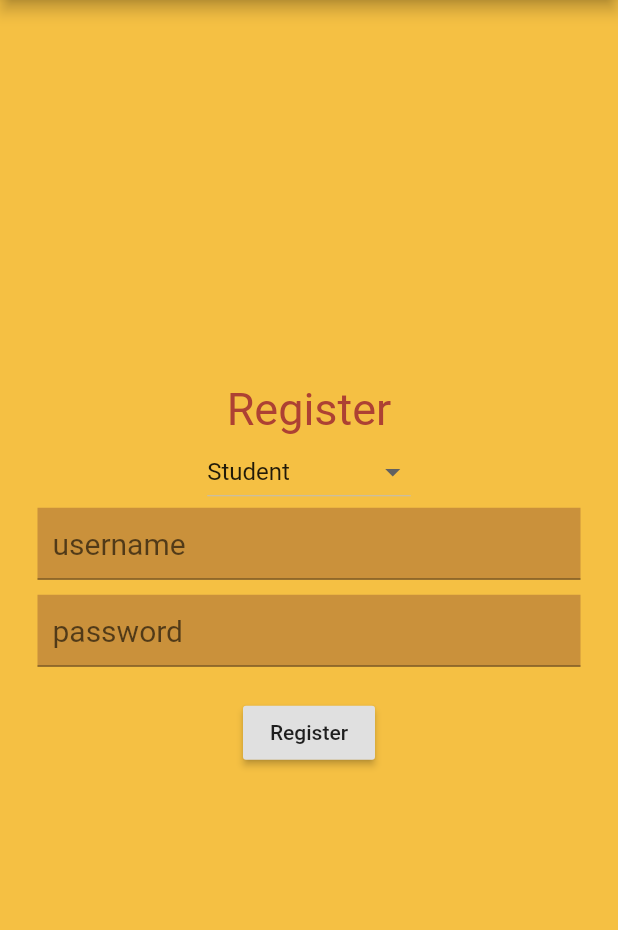
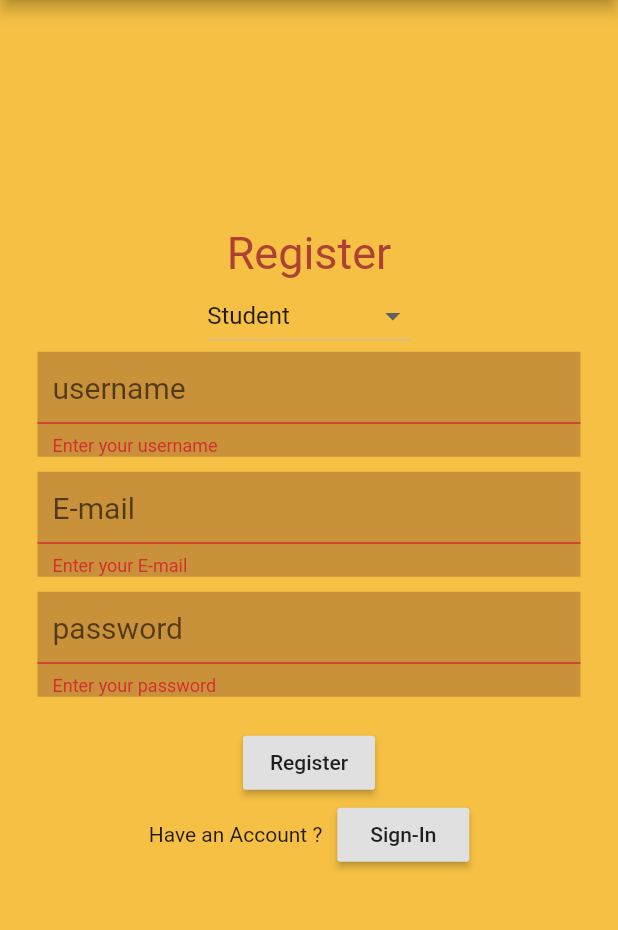
Before and after one commit to adib26/gp, a Flutter app: the register screen opened directly, after a tap on "Register", on a phone screen of 412 x 824 dp, the part 84-1014 px from its top. Run offline on Flutter 3.47's test engine with Material 2 defaults, Android fonts, the phone set to English and light mode, and no system bars; our stand-ins replace firebase_auth; accounts and stored records are empty; Roboto replaces fonts that are missing (Galada).

Commit message:
register backend

```diff
--- a/lib/authintication/register.dart
+++ b/lib/authintication/register.dart
@@ -1,14 +1,26 @@
 import 'package:flutter/material.dart';
+import 'package:gpprojectv01/services/auth.dart';
 
 // register ui
 
 class register extends StatefulWidget {
+  final Function toogleview;
+
+  register({this.toogleview});
+
   @override
   _registerState createState() => _registerState();
 }
 
 class _registerState extends State<register> {
+  final authService _auth = authService();
+  final _formkey = GlobalKey<FormState>();
+
   String dropdownValue = 'Student';
+  String email;
+  String password;
+  String username;
+  String error = '';
   @override
   Widget build(BuildContext context) {
     return Scaffold(
@@ -21,7 +33,12 @@ class _registerState extends State<register> {
         backgroundColor: Color.fromRGBO(77, 69, 87, 1),
       ),
       body: Center(
-        child: Column(
+        child: Form(
+          key: _formkey,
+          child: ListView(
+            shrinkWrap: true,
+            children: <Widget>[
+              Column(
                 mainAxisAlignment: MainAxisAlignment.center,
                 children: <Widget>[
                   Text(
@@ -52,26 +69,96 @@ class _registerState extends State<register> {
                   Container(
                     margin: EdgeInsets.fromLTRB(25, 0, 25, 10),
                     color: Color.fromRGBO(100, 35, 39, 0.3),
-                child: TextField(
+                    child: TextFormField(
+                      validator: (val) =>
+                          val.isEmpty ? 'Enter your username' : null,
                       decoration: new InputDecoration(
                           hintText: 'username',
                           contentPadding: EdgeInsets.fromLTRB(10, 0, 10, 0)),
+                      onChanged: (val) {
+                        setState(() => username = val);
+                      },
+                      style: TextStyle(fontSize: 20),
+                    ),
+                  ),
+                  Container(
+                    margin: EdgeInsets.fromLTRB(25, 0, 25, 10),
+                    color: Color.fromRGBO(100, 35, 39, 0.3),
+                    child: TextFormField(
+                      validator: (val) =>
+                          val.isEmpty ? 'Enter your E-mail' : null,
+                      decoration: new InputDecoration(
+                          hintText: 'E-mail',
+                          contentPadding: EdgeInsets.fromLTRB(10, 0, 10, 0)),
+                      onChanged: (val) {
+                        setState(() => email = val);
+                      },
                       style: TextStyle(fontSize: 20),
                     ),
                   ),
                   Container(
                     margin: EdgeInsets.fromLTRB(25, 0, 25, 20),
                     color: Color.fromRGBO(100, 35, 39, 0.3),
-                child: TextField(
+                    child: TextFormField(
+                      obscureText: true,
+                      validator: (val) {
+                        if (val.length > 0 && val.length < 6) {
+                          return 'make sure your password is greater than 6 digits';
+                        } else if (val.length == 0) {
+                          return 'Enter your password';
+                        } else {
+                          return null;
+                        }
+                      },
                       decoration: new InputDecoration(
                         hintText: 'password',
                         contentPadding: EdgeInsets.fromLTRB(10, 0, 10, 0),
                       ),
+                      onChanged: (val) {
+                        setState(() => password = val);
+                      },
                       style: TextStyle(fontSize: 20),
                     ),
                   ),
-              RaisedButton(child: Text('Register'), onPressed: () {}),
-            ]),
+                  RaisedButton(
+                      child: Text('Register'),
+                      onPressed: () async {
+                        if (_formkey.currentState.validate()) {
+                          dynamic result =
+                              _auth.register(email: email, password: password);
+
+                          if (result != null) {
+                            setState(
+                                () => error = 'please supply a valid email');
+                          }
+                        }
+                      }),
+                  Row(
+                    mainAxisAlignment: MainAxisAlignment.center,
+                    children: <Widget>[
+                      Text('Have an Account ?'),
+                      SizedBox(
+                        width: 10,
+                      ),
+                      RaisedButton(
+                          child: Text('Sign-In'),
+                          onPressed: () {
+                            widget.toogleview();
+                          }),
+                    ],
+                  ),
+                  SizedBox(
+                    height: 20,
+                  ),
+                  Text(
+                    error.toString(),
+                    style: TextStyle(color: Colors.red),
+                  ),
+                ],
+              )
+            ],
+          ),
+        ),
       ),
     );
   }
--- a/lib/main.dart
+++ b/lib/main.dart
@@ -1,8 +1,9 @@
 import 'package:flutter/cupertino.dart';
 import 'package:flutter/material.dart';
 import 'package:flutter/services.dart';
+import 'package:gpprojectv01/authintication/authintication.dart';
 import 'package:gpprojectv01/authintication/sign-in.dart';
 
 void main() {
-  runApp(MaterialApp(home: login()));
+  runApp(MaterialApp(home: authenticate()));
 }
--- a/lib/models/student.dart
+++ b/lib/models/student.dart
@@ -1,6 +1,4 @@
 class student {
-  final String email;
-  final String password;
-
-  student({this.email, this.password});
+  final String uid;
+  student({this.uid});
 }
--- a/lib/wrapper.dart
+++ b/lib/wrapper.dart
@@ -1,6 +1,7 @@
 import 'package:flutter/material.dart';
 import 'package:gpprojectv01/authintication/authintication.dart';
 import 'package:gpprojectv01/main.dart';
+import 'package:provider/provider.dart';
 
 class wrapper extends StatelessWidget {
   @override
```
Also changed, not shown: lib/authintication/authintication.dart (+16 -1 lines), lib/authintication/sign-in.dart (+32 -10 lines), lib/services/auth.dart (+25 -1 lines), 2 other files. Lines whose indentation alone changed are shown as unchanged.
